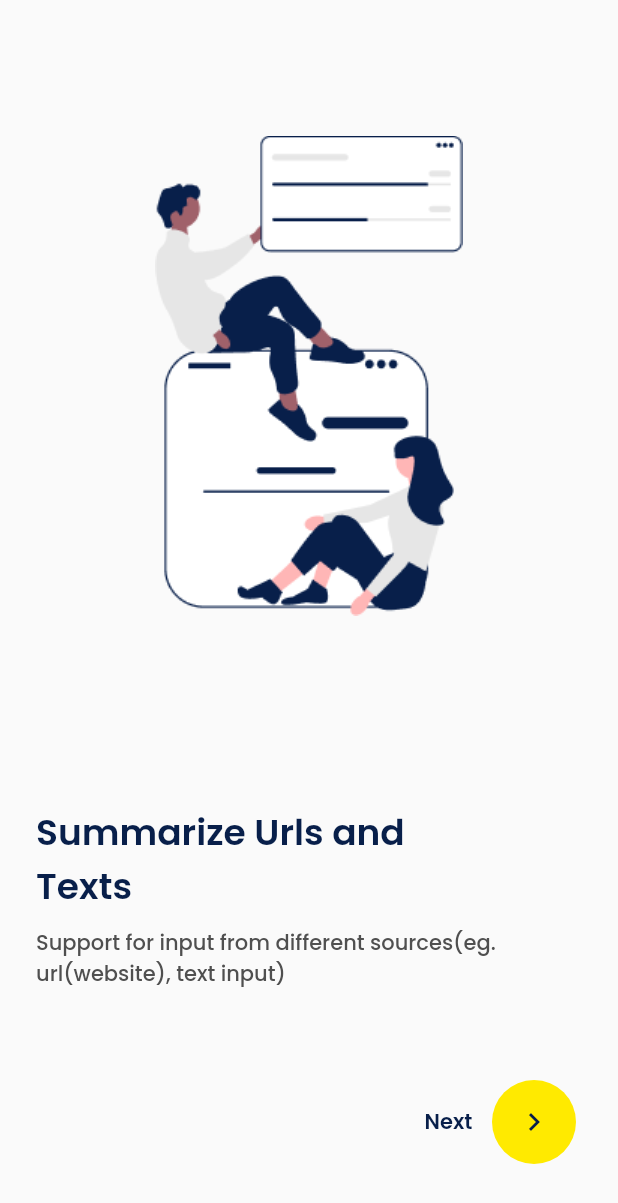
After one commit to Zummit-Africa-Inc/sumry_man_mobile, a Flutter app: the OnboardingScreen screen opened by its route, on a phone screen of 412 x 824 dp. The commit adds this screen. Shown: the top 1203 px of the screen. Run offline on Flutter 3.47's test engine with Material 2 defaults, Android fonts, the phone set to English and light mode, and no system bars; our stand-ins replace flutter_riverpod, google_fonts.

Commit message:
tweaked the onboarding_screen.dart

```diff
--- a/lib/components/buttons.dart
+++ b/lib/components/buttons.dart
@@ -24,7 +24,7 @@ class AppButton extends StatelessWidget {
     final theme = Theme.of(context);
     return Container(
       padding: padding ?? const EdgeInsets.all(8),
-      color: backgroundColor ?? kButtonColor,
+      color: backgroundColor ?? theme.colorScheme.secondary,
       child: InkWell(
         onTap: onPressed,
         child: Text(
--- a/lib/main.dart
+++ b/lib/main.dart
@@ -1,4 +1,5 @@
 import 'package:flutter/material.dart';
+import 'package:flutter_riverpod/flutter_riverpod.dart';
 import 'package:google_fonts/google_fonts.dart';
 
 import 'utils/designs/colors.dart';
@@ -13,11 +14,13 @@ class SumryMan extends StatelessWidget {
 
   @override
   Widget build(BuildContext context) {
-    return MaterialApp(
+    return ProviderScope(
+      child: MaterialApp(
         debugShowCheckedModeBanner: false,
         theme: ThemeData.light().copyWith(
           colorScheme: const ColorScheme.light(
             primary: kPrimaryColor,
+            secondary: kButtonColor,
           ),
           textTheme: GoogleFonts.poppinsTextTheme(
             Theme.of(context)
@@ -30,6 +33,7 @@ class SumryMan extends StatelessWidget {
           ),
         ),
         routes: Routes.routes,
+      ),
     );
   }
 }
--- /dev/null
+++ b/lib/screens/onboarding_screen.dart
@@ -0,0 +1,108 @@
+import 'package:flutter/material.dart';
+import 'package:flutter_riverpod/flutter_riverpod.dart';
+
+import '../components/spacers.dart';
+import '../utils/designs/assets.dart';
+import '../utils/designs/dimens.dart';
+import '../utils/designs/routes.dart';
+import '../utils/res/res_profile.dart';
+
+final _pageProvider = StateProvider((_) => true);
+
+class OnboardingScreen extends ConsumerWidget {
+  const OnboardingScreen({Key? key}) : super(key: key);
+
+  void _switch(WidgetRef ref) {
+    final state = ref.read(_pageProvider.state);
+    state.state = !state.state;
+  }
+
+  @override
+  Widget build(BuildContext context, WidgetRef ref) {
+    final theme = Theme.of(context);
+    final first = ref.watch(_pageProvider);
+    return WillPopScope(
+      onWillPop: () async {
+        if (first) {
+          return true;
+        } else {
+          _switch(ref);
+          return false;
+        }
+      },
+      child: Scaffold(
+        body: Padding(
+          padding: const EdgeInsets.symmetric(
+            horizontal: sPadding,
+            vertical: sPadding * 2,
+          ),
+          child: Column(
+            mainAxisAlignment: MainAxisAlignment.end,
+            children: [
+              Expanded(
+                child: Image.asset(
+                  first ? Assets.welcome1 : Assets.welcome2,
+                ),
+              ),
+              vSpace(sPadding * 3.5),
+              Align(
+                alignment: Alignment.centerLeft,
+                child: FractionallySizedBox(
+                  widthFactor: 0.7,
+                  child: Text(
+                    first
+                        ? ResOnboardingScreen.title1
+                        : ResOnboardingScreen.title2,
+                    style: theme.textTheme.headline5?.copyWith(
+                      fontWeight: FontWeight.w600,
+                      color: theme.colorScheme.primary,
+                    ),
+                  ),
+                ),
+              ),
+              vSpace(sSecondaryPadding / 2),
+              Text(
+                first ? ResOnboardingScreen.body1 : ResOnboardingScreen.body2,
+                style: theme.textTheme.bodyText1,
+              ),
+              vSpace(sPadding * 2.5),
+              Row(
+                mainAxisAlignment: MainAxisAlignment.end,
+                children: [
+                  Text(
+                    first
+                        ? ResOnboardingScreen.next1
+                        : ResOnboardingScreen.next2,
+                    style: theme.textTheme.button?.copyWith(
+                      color: theme.colorScheme.primary,
+                      fontWeight: FontWeight.w600,
+                    ),
+                  ),
+                  hSpace(sSecondaryPadding / 2),
+                  TextButton(
+                    style: TextButton.styleFrom(
+                      backgroundColor: theme.colorScheme.secondary,
+                      shape: const CircleBorder(),
+                      padding: const EdgeInsets.all(16),
+                    ),
+                    child: Icon(
+                      Icons.navigate_next,
+                      color: theme.colorScheme.primary,
+                    ),
+                    onPressed: () {
+                      if (first) {
+                        _switch(ref);
+                      } else {
+                        Navigator.pushNamed(context, Routes.home);
+                      }
+                    },
+                  ),
+                ],
+              )
+            ],
+          ),
+        ),
+      ),
+    );
+  }
+}
--- a/lib/utils/designs/assets.dart
+++ b/lib/utils/designs/assets.dart
@@ -4,8 +4,8 @@ class Assets {
   static const String sumryLogo = "assets/images/sumry_logo_img.png";
   static const String googleLogo = "assets/images/google_img.png";
   static const String facebookLogo = "assets/images/facebook_img.png";
-  static const String upload = "assets/images/upload_img.png";
-  static const String welcome = "assets/images/welcome_img.png";
+  static const String welcome1 = "assets/images/welcome_1.png";
+  static const String welcome2 = "assets/images/welcome_2.png";
   static const String next = "assets/images/nextPage.png";
   static const String eyeLogo = "assets/images/eye_img.png";
 }
--- a/lib/utils/designs/routes.dart
+++ b/lib/utils/designs/routes.dart
@@ -3,6 +3,7 @@ import 'package:flutter/widgets.dart';
 import '../../screens/comment_screen.dart';
 import '../../screens/home_screen.dart';
 import '../../screens/login_screen.dart';
+import '../../screens/onboarding_screen.dart';
 import '../../screens/screens.dart';
 import '../../screens/sign_up_screen.dart';
 import '../../screens/splash_screen.dart';
@@ -20,7 +21,7 @@ class Routes {
   static const String splash = "/";
 
   static Map<String, Widget Function(BuildContext)> routes = {
-    // onboarding: (context) => const OnboardingScreen(),
+    onboarding: (context) => const OnboardingScreen(),
     home: (context) => const HomeScreen(),
     // about: (context) => const DashboardScreen(),
     login: (context) => const SignInScreen(),
--- a/lib/utils/res/res_profile.dart
+++ b/lib/utils/res/res_profile.dart
@@ -65,13 +65,17 @@ class ResCommentScreen {
   static String leaveComment = "Leave Comment";
 }
 
-class ResOnboardingScreen2 {
-  ResOnboardingScreen2._();
+class ResOnboardingScreen {
+  ResOnboardingScreen._();
 
-  static String title = "Summarize msdocs, .text files ";
-  static String body =
+  static const String title1 = "Summarize Urls and Texts";
+  static const String title2 = "Summarize msdocs, .text files ";
+  static const String body1 =
+      "Support for input from different sources(eg. url(website), text input)";
+  static const String body2 =
       "Support for file upload(support msdocs, text files(.text) and docx files).";
-  static String getStarted = "Get Started";
+  static const String next1 = "Next";
+  static const String next2 = "Get Started";
 }
 
 class ResSocialSignUp {
--- a/pubspec.yaml
+++ b/pubspec.yaml
@@ -16,6 +16,7 @@ dependencies:
   cupertino_icons: ^1.0.2
   google_fonts: ^2.1.0
   hovering: ^1.0.4
+  flutter_riverpod: ^1.0.4
 
   # Firebase Database
 
```
Also changed, not shown: lib/screens/onboarding_screen1.dart (deleted, +0 -65 lines), lib/screens/onboarding_screen2.dart (deleted, +0 -63 lines), assets/images/welcome_1.png (renamed from assets/images/welcome_img.png), assets/images/welcome_2.png (renamed from assets/images/upload_img.png), pubspec.lock. Lines whose indentation alone changed are shown as unchanged.
